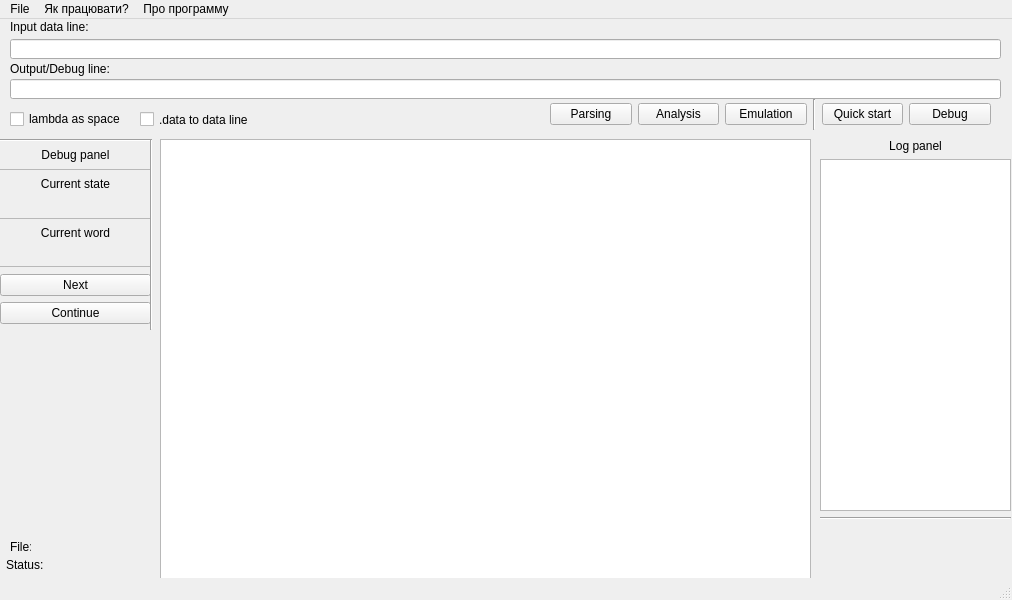
Qt form src/gui/mainwindow.ui (Kaifolog/TME) before a commit.
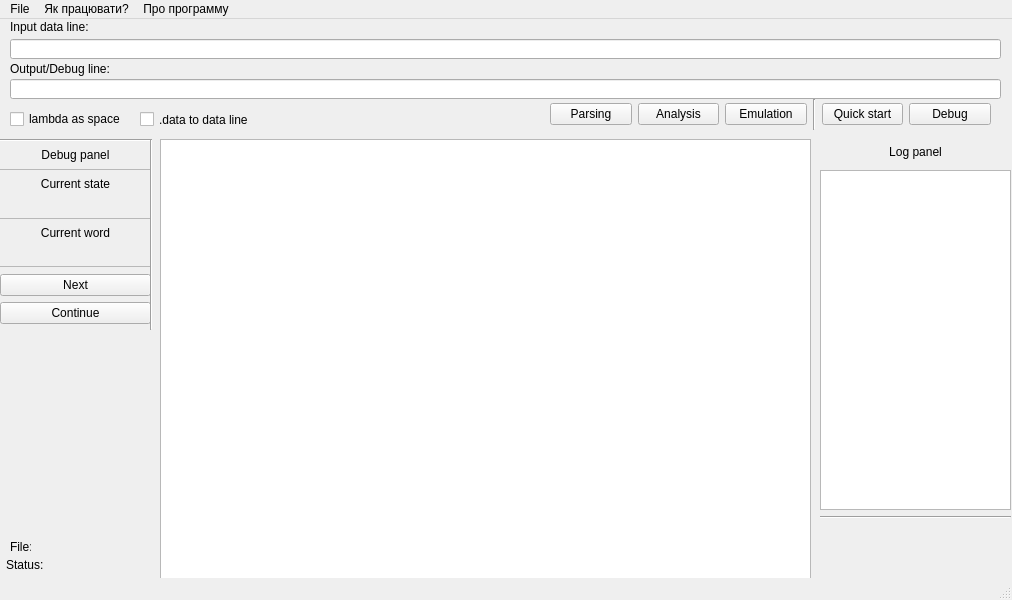
The same form after that commit.

Commit message: change(gui): changes dark theme to 'Moonlight'

```diff
--- a/src/gui/mainwindow.ui
+++ b/src/gui/mainwindow.ui
@@ -228,6 +228,12 @@
        <property name="enabled">
         <bool>true</bool>
        </property>
+       <property name="maximumSize">
+        <size>
+         <width>16777215</width>
+         <height>340</height>
+        </size>
+       </property>
        <property name="focusPolicy">
         <enum>Qt::NoFocus</enum>
        </property>
@@ -260,7 +266,7 @@
        <property name="sizeHint" stdset="0">
         <size>
          <width>20</width>
-         <height>40</height>
+         <height>30</height>
         </size>
        </property>
       </spacer>
```
The commit also changes 3 other files.
